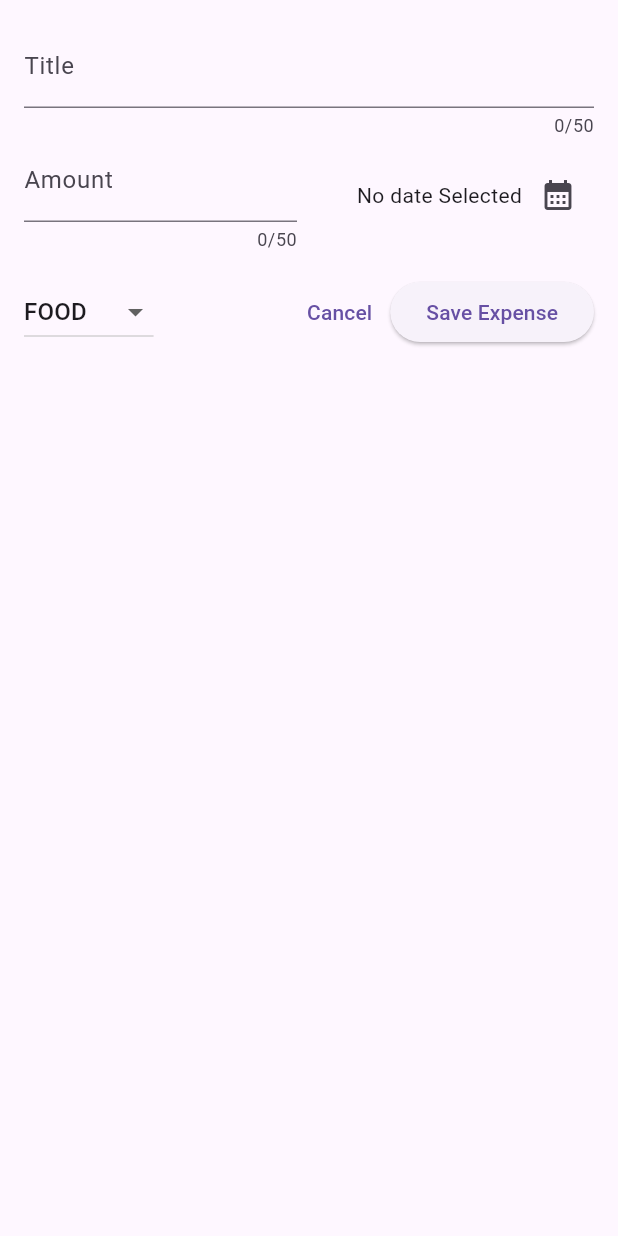
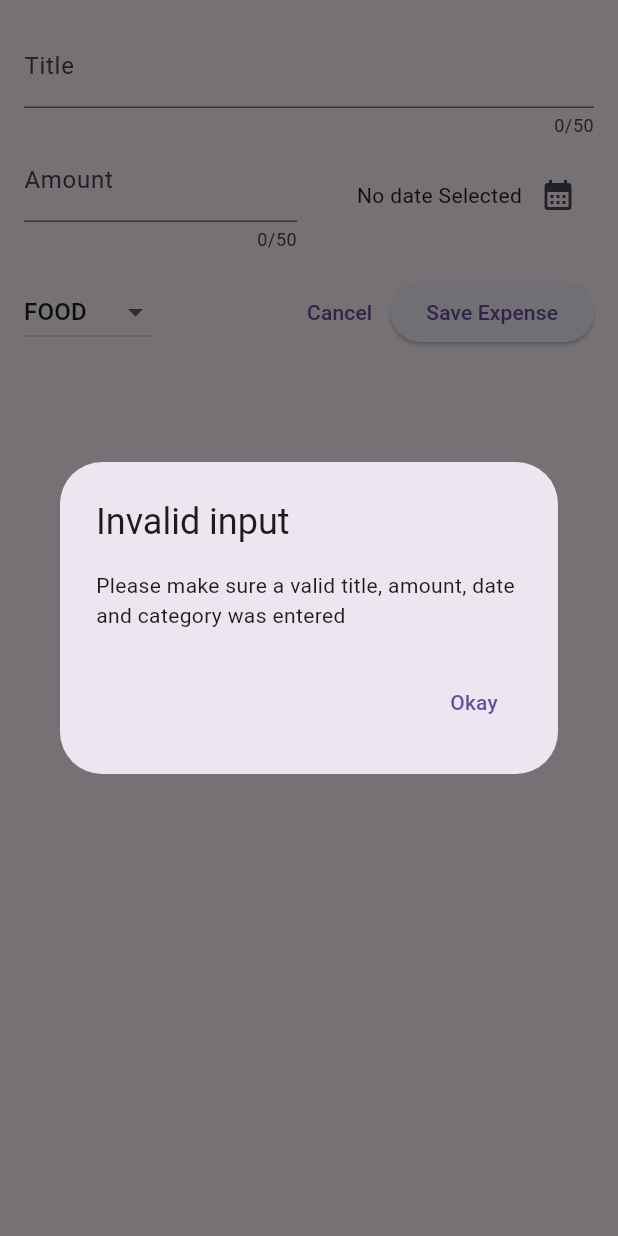
Before and after one commit to vishal-carvia/expense_tracker, a Flutter app: the NewExpense widget shown alone on an empty page, opened directly, after a tap on "Save Expense", on a phone screen of 412 x 824 dp. Run offline on Flutter 3.47's test engine with Material 2 defaults, Android fonts, the phone set to English and light mode, and no system bars.

Commit message:
add error dialog box on invalid input

```diff
--- a/lib/widgets/expenses_list/new_expense.dart
+++ b/lib/widgets/expenses_list/new_expense.dart
@@ -23,6 +23,22 @@ class _NewExpenseState extends State<NewExpense> {
         (enteredAmount == null) || (enteredAmount <= 0) ? true : false;
     if (_titleController.text.trim().isEmpty || amountIsInvalid) {
       // show error message
+      showDialog(
+          context: context,
+          builder: (ctx) => AlertDialog(
+                title: const Text('Invalid input'),
+                content: const Text(
+                    'Please make sure a valid title, amount, date and category was entered'),
+                actions: [
+                  TextButton(
+                    onPressed: () {
+                      Navigator.pop(ctx);
+                    },
+                    child: const Text('Okay'),
+                  )
+                ],
+              ));
+      return;
     }
   }
 
```
